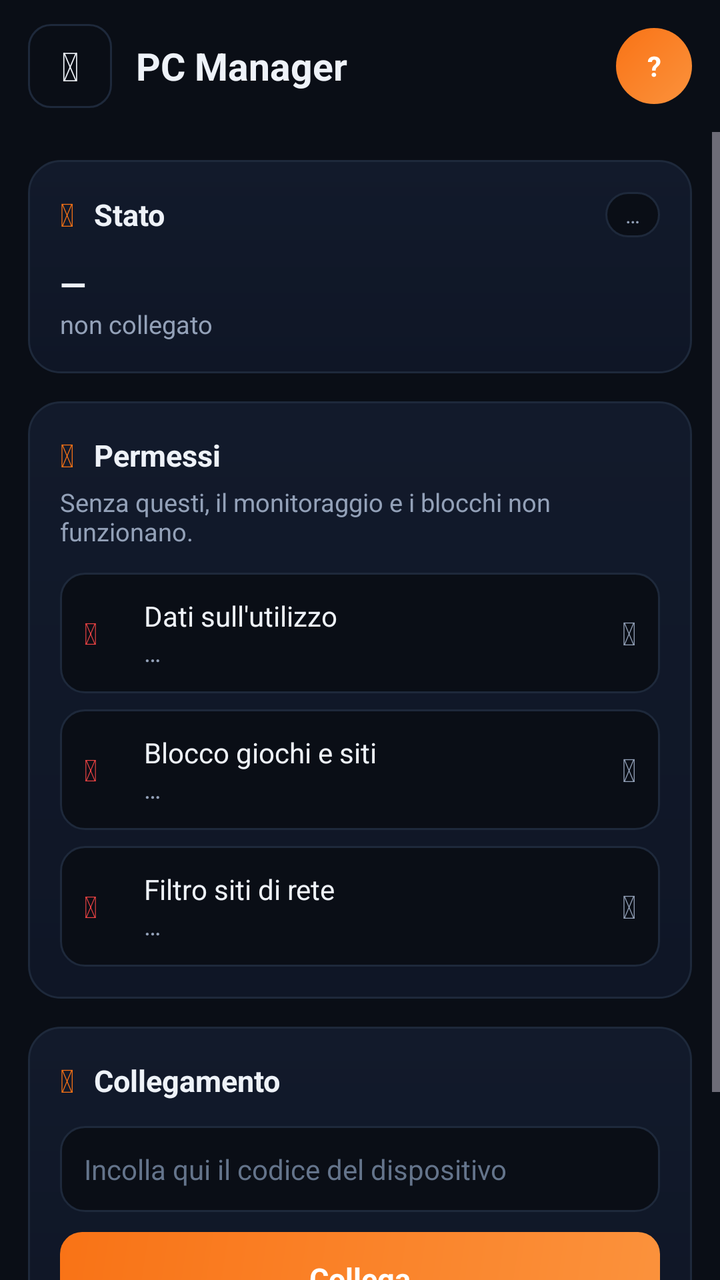
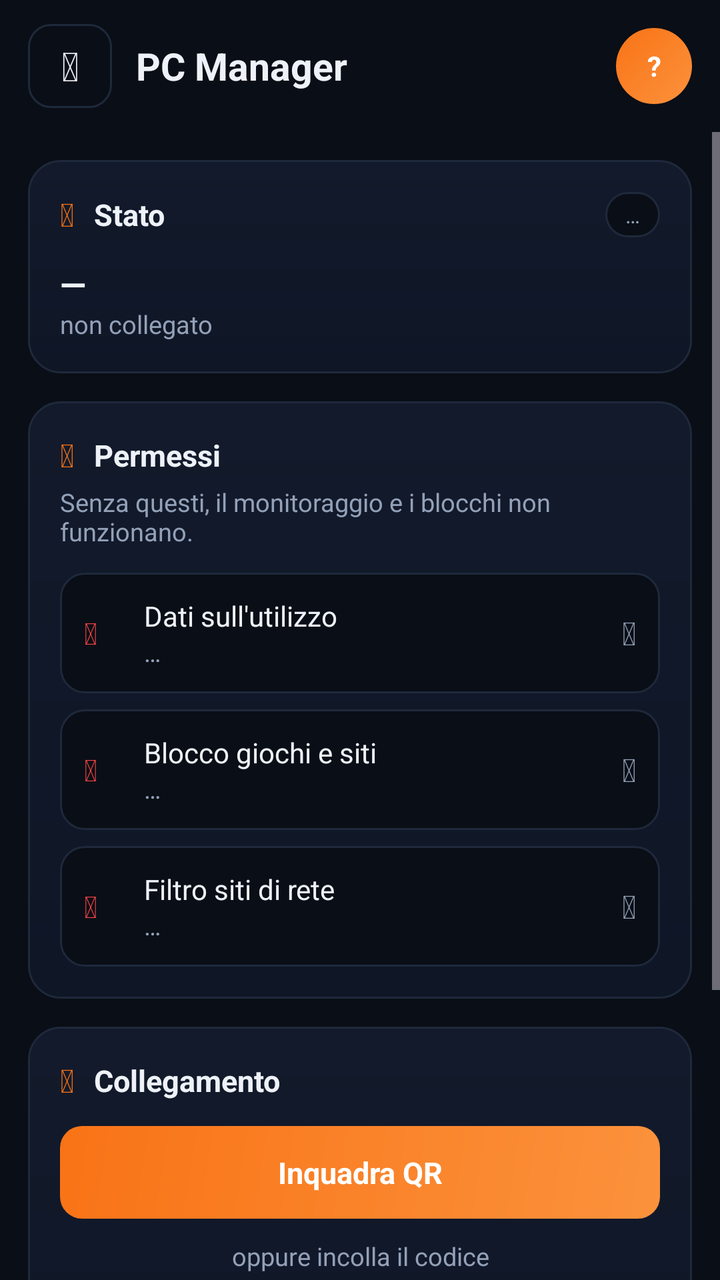

Screens rendered from an Android XML layout before and after an edit, with the pre-edit source and the edit as a unified diff.
<!-- AndroidManifest.xml: application theme Theme.PCManager -->
<!-- res/layout/activity_main.xml -->
<?xml version="1.0" encoding="utf-8"?>
<androidx.drawerlayout.widget.DrawerLayout
    xmlns:android="http://schemas.android.com/apk/res/android"
    xmlns:app="http://schemas.android.com/apk/res-auto"
    android:id="@+id/drawer"
    android:layout_width="match_parent"
    android:layout_height="match_parent"
    android:fitsSystemWindows="true">

    <LinearLayout
        android:layout_width="match_parent"
        android:layout_height="match_parent"
        android:orientation="vertical"
        android:background="@color/bg">

        
        <LinearLayout
            android:layout_width="match_parent"
            android:layout_height="wrap_content"
            android:orientation="horizontal"
            android:gravity="center_vertical"
            android:paddingHorizontal="14dp"
            android:paddingVertical="12dp">

            <TextView android:id="@+id/menuBtn" android:tag="fa"
                android:layout_width="42dp" android:layout_height="42dp"
                android:gravity="center" android:text="&#xf0c9;"
                android:textSize="20sp" android:textColor="@color/txt"
                android:background="@drawable/bg_btn_ghost" />

            <TextView
                android:layout_width="0dp" android:layout_height="wrap_content"
                android:layout_weight="1" android:layout_marginStart="12dp"
                android:text="@string/app_name"
                android:textColor="@color/txt" android:textSize="19sp" android:textStyle="bold" />

            <TextView android:id="@+id/avatarTop"
                android:layout_width="38dp" android:layout_height="38dp"
                android:gravity="center" android:text="?"
                android:textColor="#FFFFFF" android:textSize="14sp" android:textStyle="bold"
                android:background="@drawable/bg_avatar" />
        </LinearLayout>

        <ScrollView
            android:layout_width="match_parent"
            android:layout_height="match_parent"
            android:fillViewport="true">

            <LinearLayout
                android:layout_width="match_parent"
                android:layout_height="wrap_content"
                android:orientation="vertical"
                android:padding="14dp">

                
                <LinearLayout android:id="@+id/cardStato"
                    android:layout_width="match_parent" android:layout_height="wrap_content"
                    android:orientation="vertical" android:background="@drawable/bg_card"
                    android:padding="16dp">

                    <LinearLayout android:layout_width="match_parent" android:layout_height="wrap_content"
                        android:orientation="horizontal" android:gravity="center_vertical">
                        <TextView android:tag="fa" android:layout_width="wrap_content" android:layout_height="wrap_content"
                            android:text="&#xf3cd;" android:textSize="16sp" android:textColor="@color/accent" />
                        <TextView android:layout_width="0dp" android:layout_height="wrap_content"
                            android:layout_weight="1" android:layout_marginStart="10dp"
                            android:text="Stato" style="@style/SectionTitle" />
                        <TextView android:id="@+id/statoChip"
                            android:layout_width="wrap_content" android:layout_height="wrap_content"
                            android:text="…" android:textSize="11sp" android:textColor="@color/muted"
                            android:paddingHorizontal="10dp" android:paddingVertical="4dp"
                            android:background="@drawable/bg_riga" />
                    </LinearLayout>

                    <TextView android:id="@+id/nomeDispositivo"
                        android:layout_width="match_parent" android:layout_height="wrap_content"
                        android:layout_marginTop="12dp" android:text="—"
                        android:textColor="@color/txt" android:textSize="17sp" android:textStyle="bold" />
                    <TextView android:id="@+id/proprietario"
                        android:layout_width="match_parent" android:layout_height="wrap_content"
                        android:text="non collegato" style="@style/Muted" />
                </LinearLayout>

                
                <LinearLayout
                    android:layout_width="match_parent" android:layout_height="wrap_content"
                    android:orientation="vertical" android:background="@drawable/bg_card"
                    android:padding="16dp" android:layout_marginTop="14dp">

                    <LinearLayout android:layout_width="match_parent" android:layout_height="wrap_content"
                        android:orientation="horizontal" android:gravity="center_vertical">
                        <TextView android:tag="fa" android:layout_width="wrap_content" android:layout_height="wrap_content"
                            android:text="&#xf3ed;" android:textSize="16sp" android:textColor="@color/accent" />
                        <TextView android:layout_width="wrap_content" android:layout_height="wrap_content"
                            android:layout_marginStart="10dp" android:text="Permessi" style="@style/SectionTitle" />
                    </LinearLayout>
                    <TextView android:layout_width="match_parent" android:layout_height="wrap_content"
                        android:layout_marginTop="4dp" style="@style/Muted"
                        android:text="Senza questi, il monitoraggio e i blocchi non funzionano." />

                    
                    <LinearLayout android:id="@+id/rigaUso"
                        android:layout_width="match_parent" android:layout_height="wrap_content"
                        android:orientation="horizontal" android:gravity="center_vertical"
                        android:background="@drawable/bg_riga" android:padding="12dp" android:layout_marginTop="12dp">
                        <TextView android:id="@+id/icoUso" android:tag="fa"
                            android:layout_width="24dp" android:layout_height="wrap_content"
                            android:text="&#xf057;" android:textSize="15sp" android:textColor="@color/bad" />
                        <LinearLayout android:layout_width="0dp" android:layout_height="wrap_content"
                            android:layout_weight="1" android:orientation="vertical" android:layout_marginStart="6dp">
                            <TextView android:layout_width="match_parent" android:layout_height="wrap_content"
                                android:text="Dati sull'utilizzo" android:textColor="@color/txt" android:textSize="14sp" />
                            <TextView android:id="@+id/statoUso" android:layout_width="match_parent"
                                android:layout_height="wrap_content" android:text="…" style="@style/Muted" />
                        </LinearLayout>
                        <TextView android:id="@+id/btnUso" android:tag="fa"
                            android:layout_width="wrap_content" android:layout_height="wrap_content"
                            android:text="&#xf105;" android:textSize="16sp" android:textColor="@color/muted" />
                    </LinearLayout>

                    
                    <LinearLayout android:id="@+id/rigaAcc"
                        android:layout_width="match_parent" android:layout_height="wrap_content"
                        android:orientation="horizontal" android:gravity="center_vertical"
                        android:background="@drawable/bg_riga" android:padding="12dp" android:layout_marginTop="8dp">
                        <TextView android:id="@+id/icoAcc" android:tag="fa"
                            android:layout_width="24dp" android:layout_height="wrap_content"
                            android:text="&#xf057;" android:textSize="15sp" android:textColor="@color/bad" />
                        <LinearLayout android:layout_width="0dp" android:layout_height="wrap_content"
                            android:layout_weight="1" android:orientation="vertical" android:layout_marginStart="6dp">
                            <TextView android:layout_width="match_parent" android:layout_height="wrap_content"
                                android:text="Blocco giochi e siti" android:textColor="@color/txt" android:textSize="14sp" />
                            <TextView android:id="@+id/statoAcc" android:layout_width="match_parent"
                                android:layout_height="wrap_content" android:text="…" style="@style/Muted" />
                        </LinearLayout>
                        <TextView android:tag="fa" android:layout_width="wrap_content" android:layout_height="wrap_content"
                            android:text="&#xf105;" android:textSize="16sp" android:textColor="@color/muted" />
                    </LinearLayout>

                    
                    <LinearLayout android:id="@+id/rigaVpn"
                        android:layout_width="match_parent" android:layout_height="wrap_content"
                        android:orientation="horizontal" android:gravity="center_vertical"
                        android:background="@drawable/bg_riga" android:padding="12dp" android:layout_marginTop="8dp">
                        <TextView android:id="@+id/icoVpn" android:tag="fa"
                            android:layout_width="24dp" android:layout_height="wrap_content"
                            android:text="&#xf057;" android:textSize="15sp" android:textColor="@color/bad" />
                        <LinearLayout android:layout_width="0dp" android:layout_height="wrap_content"
                            android:layout_weight="1" android:orientation="vertical" android:layout_marginStart="6dp">
                            <TextView android:layout_width="match_parent" android:layout_height="wrap_content"
                                android:text="Filtro siti di rete" android:textColor="@color/txt" android:textSize="14sp" />
                            <TextView android:id="@+id/statoVpn" android:layout_width="match_parent"
                                android:layout_height="wrap_content" android:text="…" style="@style/Muted" />
                        </LinearLayout>
                        <TextView android:tag="fa" android:layout_width="wrap_content" android:layout_height="wrap_content"
                            android:text="&#xf105;" android:textSize="16sp" android:textColor="@color/muted" />
                    </LinearLayout>
                </LinearLayout>

                
                <LinearLayout android:id="@+id/cardToken"
                    android:layout_width="match_parent" android:layout_height="wrap_content"
                    android:orientation="vertical" android:background="@drawable/bg_card"
                    android:padding="16dp" android:layout_marginTop="14dp">

                    <LinearLayout android:layout_width="match_parent" android:layout_height="wrap_content"
                        android:orientation="horizontal" android:gravity="center_vertical">
                        <TextView android:tag="fa" android:layout_width="wrap_content" android:layout_height="wrap_content"
                            android:text="&#xf0c1;" android:textSize="16sp" android:textColor="@color/accent" />
                        <TextView android:layout_width="wrap_content" android:layout_height="wrap_content"
                            android:layout_marginStart="10dp" android:text="Collegamento" style="@style/SectionTitle" />
                    </LinearLayout>

                    
                    <LinearLayout android:id="@+id/tokenSalvato"
                        android:layout_width="match_parent" android:layout_height="wrap_content"
                        android:orientation="horizontal" android:gravity="center_vertical"
                        android:background="@drawable/bg_riga" android:padding="12dp" android:layout_marginTop="12dp"
                        android:visibility="gone">
                        <TextView android:tag="fa" android:layout_width="24dp" android:layout_height="wrap_content"
                            android:text="&#xf023;" android:textSize="15sp" android:textColor="@color/ok" />
                        <LinearLayout android:layout_width="0dp" android:layout_height="wrap_content"
                            android:layout_weight="1" android:orientation="vertical" android:layout_marginStart="6dp">
                            <TextView android:layout_width="match_parent" android:layout_height="wrap_content"
                                android:text="Codice salvato" android:textColor="@color/txt" android:textSize="14sp" />
                            <TextView android:layout_width="match_parent" android:layout_height="wrap_content"
                                android:text="Nascosto per sicurezza" style="@style/Muted" />
                        </LinearLayout>
                        <TextView android:id="@+id/cambiaToken"
                            android:layout_width="wrap_content" android:layout_height="wrap_content"
                            android:text="Cambia" android:textColor="@color/accent" android:textSize="13sp"
                            android:padding="6dp" />
                    </LinearLayout>

                    <LinearLayout android:id="@+id/tokenInserimento"
                        android:layout_width="match_parent" android:layout_height="wrap_content"
                        android:orientation="vertical" android:layout_marginTop="12dp">
                        <EditText android:id="@+id/token"
                            android:layout_width="match_parent" android:layout_height="wrap_content"
                            android:hint="Incolla qui il codice del dispositivo"
                            android:textColorHint="@color/muted2" android:textColor="@color/txt"
                            android:textSize="14sp" android:background="@drawable/bg_riga"
                            android:padding="12dp" android:inputType="textPassword"
                            android:autofillHints="" />
                        <TextView android:id="@+id/save"
                            android:layout_width="match_parent" android:layout_height="wrap_content"
                            android:text="Collega" android:gravity="center"
                            android:textColor="#FFFFFF" android:textSize="15sp" android:textStyle="bold"
                            android:background="@drawable/bg_btn" android:padding="13dp"
                            android:layout_marginTop="10dp" />
                    </LinearLayout>
                </LinearLayout>

                <TextView android:id="@+id/status"
                    android:layout_width="match_parent" android:layout_height="wrap_content"
                    android:layout_marginTop="12dp" android:gravity="center" style="@style/Muted" />

                <TextView android:id="@+id/versione"
                    android:layout_width="match_parent" android:layout_height="wrap_content"
                    android:layout_marginTop="6dp" android:layout_marginBottom="10dp"
                    android:gravity="center" android:textColor="@color/muted2" android:textSize="11sp" />
            </LinearLayout>
        </ScrollView>
    </LinearLayout>

    
    <LinearLayout
        android:id="@+id/drawerPanel"
        android:layout_width="290dp"
        android:layout_height="match_parent"
        android:layout_gravity="start"
        android:orientation="vertical"
        android:background="@color/card2"
        android:fitsSystemWindows="true">

        <LinearLayout
            android:layout_width="match_parent" android:layout_height="wrap_content"
            android:orientation="vertical" android:padding="20dp" android:background="@color/card">
            <TextView android:id="@+id/avatarDrawer"
                android:layout_width="58dp" android:layout_height="58dp"
                android:gravity="center" android:text="?"
                android:textColor="#FFFFFF" android:textSize="20sp" android:textStyle="bold"
                android:background="@drawable/bg_avatar" />
            <TextView android:id="@+id/drawerNome"
                android:layout_width="match_parent" android:layout_height="wrap_content"
                android:layout_marginTop="12dp" android:text="Non collegato"
                android:textColor="@color/txt" android:textSize="16sp" android:textStyle="bold" />
            <TextView android:id="@+id/drawerDisp"
                android:layout_width="match_parent" android:layout_height="wrap_content"
                android:text="—" style="@style/Muted" />
        </LinearLayout>

        <TextView android:id="@+id/voceStato" android:layout_width="match_parent"
            android:layout_height="wrap_content" android:text="  Stato e permessi"
            android:drawablePadding="14dp" android:padding="16dp"
            android:textColor="@color/txt" android:textSize="14.5sp" />
        <TextView android:id="@+id/voceAggiorna" android:layout_width="match_parent"
            android:layout_height="wrap_content" android:text="  Cerca aggiornamenti"
            android:padding="16dp" android:textColor="@color/txt" android:textSize="14.5sp" />
        <TextView android:id="@+id/voceProtezione" android:layout_width="match_parent"
            android:layout_height="wrap_content" android:text="  Blocco totale"
            android:padding="16dp" android:textColor="@color/txt" android:textSize="14.5sp" />

        <View android:layout_width="match_parent" android:layout_height="1dp"
            android:background="@color/border" android:layout_marginVertical="8dp" />

        <TextView android:id="@+id/voceInfo" android:layout_width="match_parent"
            android:layout_height="wrap_content" android:text="  Informazioni"
            android:padding="16dp" android:textColor="@color/muted" android:textSize="14.5sp" />

        <TextView android:id="@+id/drawerStatoDo"
            android:layout_width="match_parent" android:layout_height="wrap_content"
            android:padding="16dp" style="@style/Muted" android:text="" />
    </LinearLayout>
</androidx.drawerlayout.widget.DrawerLayout>
<!-- resources referenced by this layout -->
<resources>
  <color name="accent">#F97316</color>
  <color name="bad">#EF4444</color>
  <color name="bg">#0A0E16</color>
  <color name="border">#1E293B</color>
  <color name="card">#121A2B</color>
  <color name="card2">#0F1626</color>
  <color name="muted">#93A1B8</color>
  <color name="muted2">#64748B</color>
  <color name="ok">#22C55E</color>
  <color name="txt">#EEF2F8</color>
  <!-- drawable bg_avatar (drawable) -->
  <?xml version="1.0" encoding="utf-8"?>
  <shape xmlns:android="http://schemas.android.com/apk/res/android" android:shape="oval">
      <gradient android:startColor="@color/accent" android:endColor="@color/accent2" android:angle="315" />
  </shape>
  <!-- drawable bg_btn (drawable) -->
  <?xml version="1.0" encoding="utf-8"?>
  <shape xmlns:android="http://schemas.android.com/apk/res/android" android:shape="rectangle">
      <gradient android:startColor="@color/accent" android:endColor="@color/accent2" android:angle="315" />
      <corners android:radius="11dp" />
  </shape>
  <!-- drawable bg_btn_ghost (drawable) -->
  <?xml version="1.0" encoding="utf-8"?>
  <shape xmlns:android="http://schemas.android.com/apk/res/android" android:shape="rectangle">
      <solid android:color="@color/bg" />
      <stroke android:width="1dp" android:color="@color/border" />
      <corners android:radius="11dp" />
  </shape>
  <!-- drawable bg_card (drawable) -->
  <?xml version="1.0" encoding="utf-8"?>
  <shape xmlns:android="http://schemas.android.com/apk/res/android" android:shape="rectangle">
      <gradient android:startColor="@color/card" android:endColor="@color/card2" android:angle="270" />
      <stroke android:width="1dp" android:color="@color/border" />
      <corners android:radius="16dp" />
  </shape>
  <!-- drawable bg_riga (drawable) -->
  <?xml version="1.0" encoding="utf-8"?>
  <shape xmlns:android="http://schemas.android.com/apk/res/android" android:shape="rectangle">
      <solid android:color="@color/bg" />
      <stroke android:width="1dp" android:color="@color/border" />
      <corners android:radius="12dp" />
  </shape>
  <string name="app_name">PC Manager</string>
  <style name="Muted">
          <item name="android:textColor">@color/muted</item>
          <item name="android:textSize">12.5sp</item>
      </style>
  <style name="SectionTitle">
          <item name="android:textColor">@color/txt</item>
          <item name="android:textSize">15sp</item>
          <item name="android:textStyle">bold</item>
      </style>
  <style name="Theme.PCManager" parent="Theme.Material3.Dark.NoActionBar">
          <item name="colorPrimary">@color/accent</item>
          <item name="colorOnPrimary">#FFFFFF</item>
          <item name="colorSecondary">@color/accent2</item>
          <item name="android:colorBackground">@color/bg</item>
          <item name="colorSurface">@color/card</item>
          <item name="colorOnSurface">@color/txt</item>
          <item name="android:statusBarColor">@color/bg</item>
          <item name="android:navigationBarColor">@color/bg</item>
          <item name="android:windowLightStatusBar" tools:targetApi="m">false</item>
      </style>
  <color name="accent2">#FB923C</color>
</resources>

<!-- the commit's change to res/layout/activity_main.xml (unified diff, before → after) -->
@@ -195,6 +195,15 @@
                     <LinearLayout android:id="@+id/tokenInserimento"
                         android:layout_width="match_parent" android:layout_height="wrap_content"
                         android:orientation="vertical" android:layout_marginTop="12dp">
+                        <TextView android:id="@+id/scanQr"
+                            android:layout_width="match_parent" android:layout_height="wrap_content"
+                            android:text="Inquadra QR" android:gravity="center"
+                            android:textColor="#FFFFFF" android:textSize="15sp" android:textStyle="bold"
+                            android:background="@drawable/bg_btn" android:padding="13dp"
+                            android:layout_marginBottom="10dp" />
+                        <TextView android:layout_width="match_parent" android:layout_height="wrap_content"
+                            android:text="oppure incolla il codice" android:gravity="center"
+                            style="@style/Muted" android:layout_marginBottom="8dp" />
                         <EditText android:id="@+id/token"
                             android:layout_width="match_parent" android:layout_height="wrap_content"
                             android:hint="Incolla qui il codice del dispositivo"
